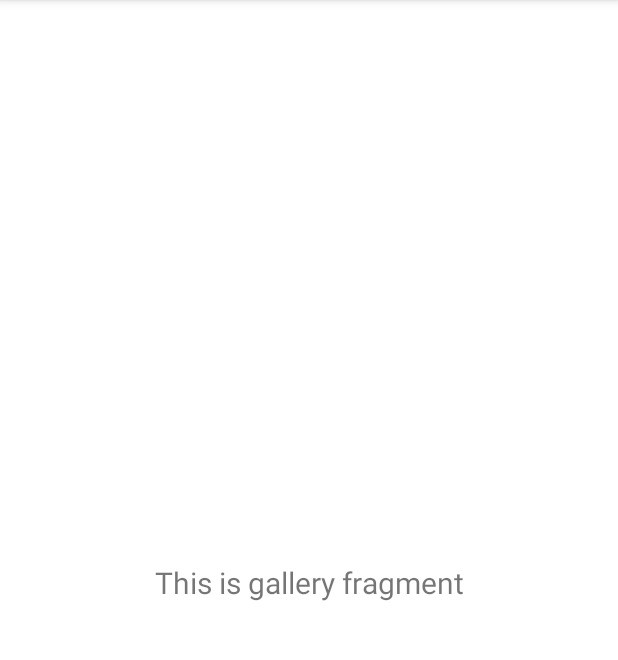
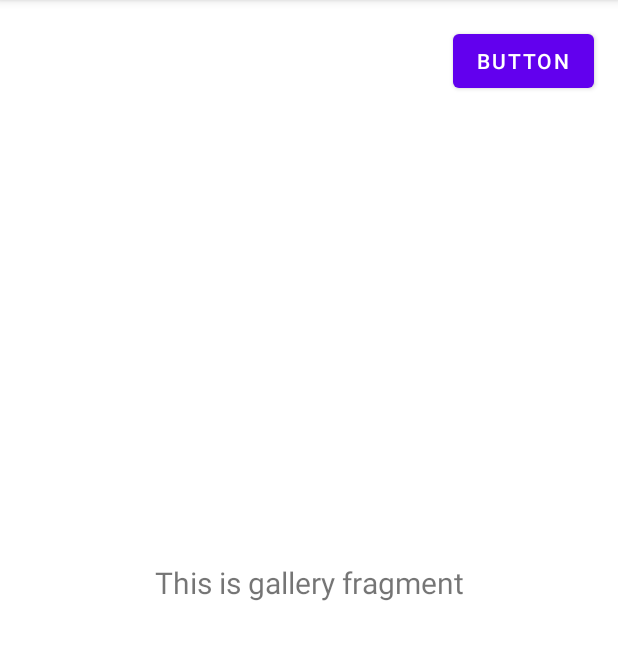
Before and after one commit to Javidroid/ParsiApp_ASEE, an Android app: the fragment ColeccionFragment shown on its own in the app's theme, on a phone screen of 412 x 824 dp, the part 84-744 px from its top. Run offline under Robolectric (Android 15) with nearby library versions, the phone set to English and light mode, and no system bars.

Commit message:
Añadido coleccion y creacion de carpetas

```diff
--- a/app/src/main/java/es/unex/parsiapp/MenuLateralActivity.java
+++ b/app/src/main/java/es/unex/parsiapp/MenuLateralActivity.java
@@ -1,5 +1,6 @@
 package es.unex.parsiapp;
 
+import android.content.Intent;
 import android.os.Bundle;
 import android.view.Menu;
 import android.view.View;
@@ -87,12 +88,15 @@ public class MenuLateralActivity extends AppCompatActivity{
                 || super.onSupportNavigateUp();
     }
 
-
     @Override
     protected void onDestroy() {
         ParsiDatabase.getInstance(this).close();
         super.onDestroy();
     }
 
+    public void onCreateFolderButton(View v){
+        Intent intent = new Intent(MenuLateralActivity.this, CreateFolderActivity.class);
+        startActivity(intent);
+    }
 
 }
--- a/app/src/main/java/es/unex/parsiapp/roomdb/ParsiDatabase.java
+++ b/app/src/main/java/es/unex/parsiapp/roomdb/ParsiDatabase.java
@@ -9,14 +9,14 @@ import androidx.room.RoomDatabase;
 import es.unex.parsiapp.model.Carpeta;
 import es.unex.parsiapp.model.Post;
 
-@Database(entities={Carpeta.class, Post.class}, version=4)
+@Database(entities={Carpeta.class, Post.class}, version=5)
 public abstract class ParsiDatabase extends RoomDatabase {
     private static ParsiDatabase instance;
 
     public static ParsiDatabase getInstance(Context context) {
         if(instance == null){
             // .fallbackToDestructiveMigration destruye la BD cuando se cambia de version
-            instance = Room.databaseBuilder(context, ParsiDatabase.class, "parsi.db").fallbackToDestructiveMigration().build();
+            instance = Room.databaseBuilder(context, ParsiDatabase.class, "parsi.db").build();
         }
         return instance;
     }
--- a/app/src/main/java/es/unex/parsiapp/twitterapi/TweetResults.java
+++ b/app/src/main/java/es/unex/parsiapp/twitterapi/TweetResults.java
@@ -77,7 +77,6 @@ public class TweetResults {
                     p.setProfilePicture(u.getProfileImageUrl());
                 }
             }
-            System.out.println(d.getCreatedAt());
             String[] tiempo = d.getCreatedAt().split("T")[1].split(":");
             p.setTimestamp(tiempo[0]+":"+tiempo[1]);
 
--- a/app/src/main/java/es/unex/parsiapp/ui/gallery/GalleryFragment.java
+++ b/app/src/main/java/es/unex/parsiapp/ui/gallery/ColeccionFragment.java
@@ -1,27 +1,35 @@
 package es.unex.parsiapp.ui.gallery;
 
+import android.content.Intent;
 import android.os.Bundle;
 import android.view.LayoutInflater;
 import android.view.View;
 import android.view.ViewGroup;
+import android.widget.Button;
 import android.widget.TextView;
 
 import androidx.annotation.NonNull;
 import androidx.fragment.app.Fragment;
 import androidx.lifecycle.ViewModelProvider;
 
-import es.unex.parsiapp.databinding.FragmentGalleryBinding;
+import es.unex.parsiapp.AppExecutors;
+import es.unex.parsiapp.CreateFolderActivity;
+import es.unex.parsiapp.MenuLateralActivity;
+import es.unex.parsiapp.R;
+import es.unex.parsiapp.databinding.FragmentColeccionBinding;
+import es.unex.parsiapp.model.Carpeta;
+import es.unex.parsiapp.roomdb.ParsiDatabase;
 
-public class GalleryFragment extends Fragment {
+public class ColeccionFragment extends Fragment {
 
-    private FragmentGalleryBinding binding;
+    private FragmentColeccionBinding binding;
 
     public View onCreateView(@NonNull LayoutInflater inflater,
                              ViewGroup container, Bundle savedInstanceState) {
         GalleryViewModel galleryViewModel =
                 new ViewModelProvider(this).get(GalleryViewModel.class);
 
-        binding = FragmentGalleryBinding.inflate(inflater, container, false);
+        binding = FragmentColeccionBinding.inflate(inflater, container, false);
         View root = binding.getRoot();
 
         final TextView textView = binding.textGallery;
@@ -34,4 +42,5 @@ public class GalleryFragment extends Fragment {
         super.onDestroyView();
         binding = null;
     }
+
 }
--- a/app/src/main/res/layout/fragment_gallery.xml
+++ b/app/src/main/res/layout/fragment_coleccion.xml
@@ -4,7 +4,20 @@
     xmlns:tools="http://schemas.android.com/tools"
     android:layout_width="match_parent"
     android:layout_height="match_parent"
-    tools:context=".ui.gallery.GalleryFragment">
+    tools:context=".ui.gallery.ColeccionFragment">
+
+    <Button
+        android:id="@+id/carpeta_button"
+        android:onClick="onCreateFolderButton"
+        android:layout_width="wrap_content"
+        android:layout_height="wrap_content"
+        android:text="Button"
+        app:layout_constraintBottom_toBottomOf="parent"
+        app:layout_constraintEnd_toEndOf="parent"
+        app:layout_constraintHorizontal_bias="0.949"
+        app:layout_constraintStart_toStartOf="parent"
+        app:layout_constraintTop_toTopOf="parent"
+        app:layout_constraintVertical_bias="0.023" />
 
     <TextView
         android:id="@+id/text_gallery"
--- a/app/src/main/res/menu/activity_menu_lateral_drawer.xml
+++ b/app/src/main/res/menu/activity_menu_lateral_drawer.xml
@@ -11,7 +11,7 @@
         <item
             android:id="@+id/nav_gallery"
             android:icon="@drawable/ic_menu_gallery"
-            android:title="@string/menu_gallery" />
+            android:title="@string/menu_coleccion" />
         <item
             android:id="@+id/nav_slideshow"
             android:icon="@drawable/ic_menu_slideshow"
--- a/app/src/main/res/navigation/mobile_navigation.xml
+++ b/app/src/main/res/navigation/mobile_navigation.xml
@@ -13,9 +13,9 @@
 
     <fragment
         android:id="@+id/nav_gallery"
-        android:name="es.unex.parsiapp.ui.gallery.GalleryFragment"
-        android:label="@string/menu_gallery"
-        tools:layout="@layout/fragment_gallery" />
+        android:name="es.unex.parsiapp.ui.gallery.ColeccionFragment"
+        android:label="@string/menu_coleccion"
+        tools:layout="@layout/fragment_coleccion" />
 
     <fragment
         android:id="@+id/nav_slideshow"
--- a/app/src/main/res/values/strings.xml
+++ b/app/src/main/res/values/strings.xml
@@ -9,7 +9,7 @@
 
 
     <string name="menu_home">Home</string>
-    <string name="menu_gallery">Gallery</string>
+    <string name="menu_coleccion">Coleccion</string>
     <string name="menu_slideshow">Slideshow</string>
     <string name="nombre">Nombre</string>
     <string name="nombreusuario">\@NombreUsuario</string>
```
Also changed, not shown: app/src/main/AndroidManifest.xml (+9 -1 lines), app/src/main/java/es/unex/parsiapp/CreateFolderActivity.java (added, +49 -0 lines), app/src/main/res/layout/activity_create_folder.xml (added, +35 -0 lines).
